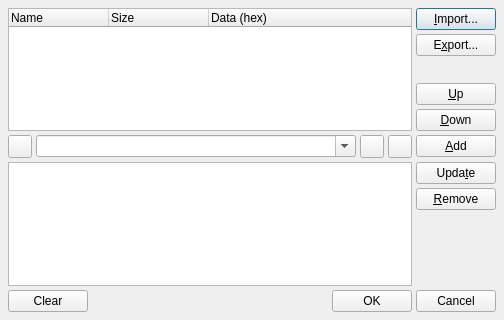
Qt form src/qtractorMidiSysexForm.ui (rncbc/qtractor) before a commit.
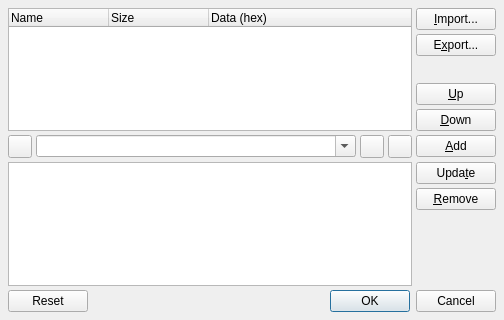
The same form after that commit. Icons and pictures are not drawn.

Commit message: - General standard dialog buttons layout is now in place.

What changed in the file:
```diff
--- a/src/qtractorMidiSysexForm.ui
+++ b/src/qtractorMidiSysexForm.ui
@@ -274,51 +274,14 @@
     </layout>
    </item>
    <item>
-    <layout class="QHBoxLayout" >
-     <item>
-      <widget class="QPushButton" name="ClearButton" >
-       <property name="toolTip" >
-        <string>Clear all SysEx items</string>
-       </property>
-       <property name="text" >
-        <string>Clear</string>
-       </property>
-      </widget>
-     </item>
-     <item>
-      <spacer>
-       <property name="orientation" >
-        <enum>Qt::Horizontal</enum>
-       </property>
-       <property name="sizeHint" >
-        <size>
-         <width>220</width>
-         <height>20</height>
-        </size>
-       </property>
-      </spacer>
-     </item>
-     <item>
-      <widget class="QPushButton" name="OkButton" >
-       <property name="text" >
-        <string>OK</string>
-       </property>
-       <property name="icon" >
-        <iconset resource="qtractor.qrc" >:/images/formAccept.png</iconset>
-       </property>
-      </widget>
-     </item>
-     <item>
-      <widget class="QPushButton" name="CancelButton" >
-       <property name="text" >
-        <string>Cancel</string>
-       </property>
-       <property name="icon" >
-        <iconset resource="qtractor.qrc" >:/images/formReject.png</iconset>
-       </property>
-      </widget>
-     </item>
-    </layout>
+    <widget class="QDialogButtonBox" name="DialogButtonBox">
+     <property name="orientation">
+      <enum>Qt::Horizontal</enum>
+     </property>
+     <property name="standardButtons">
+      <set>QDialogButtonBox::Reset|QDialogButtonBox::Cancel|QDialogButtonBox::Ok</set>
+     </property>
+    </widget>
    </item>
   </layout>
  </widget>
```
Left out of the diff: 4 changed lines with no effect on the pictures. The commit also changes 26 other files.
